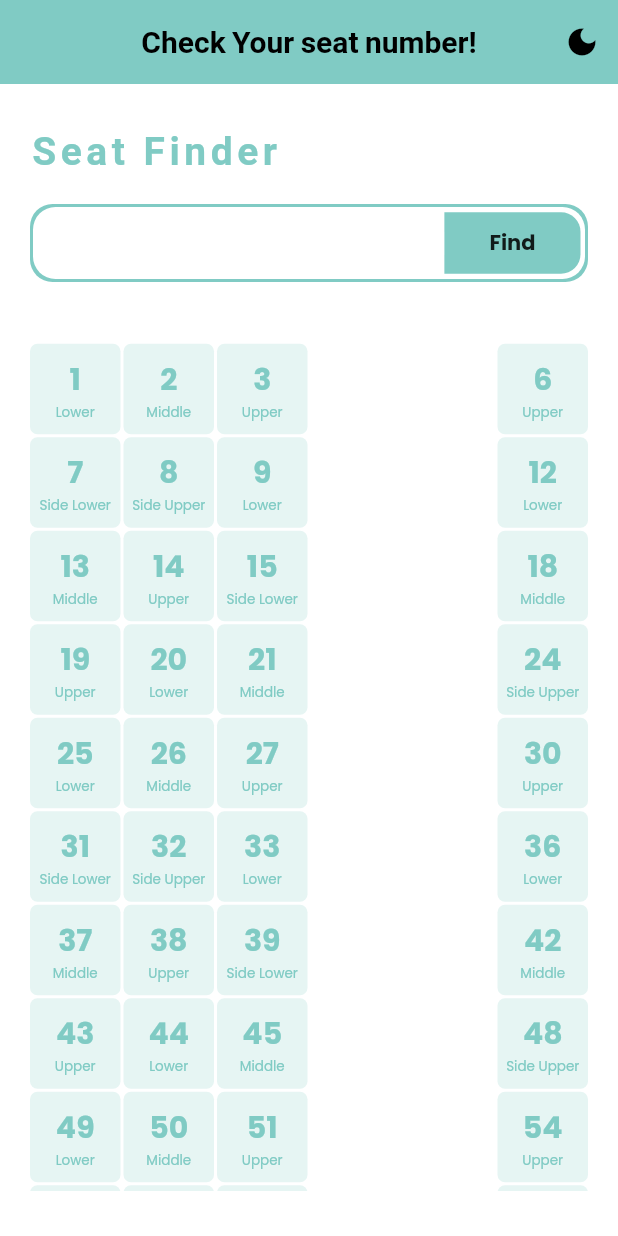
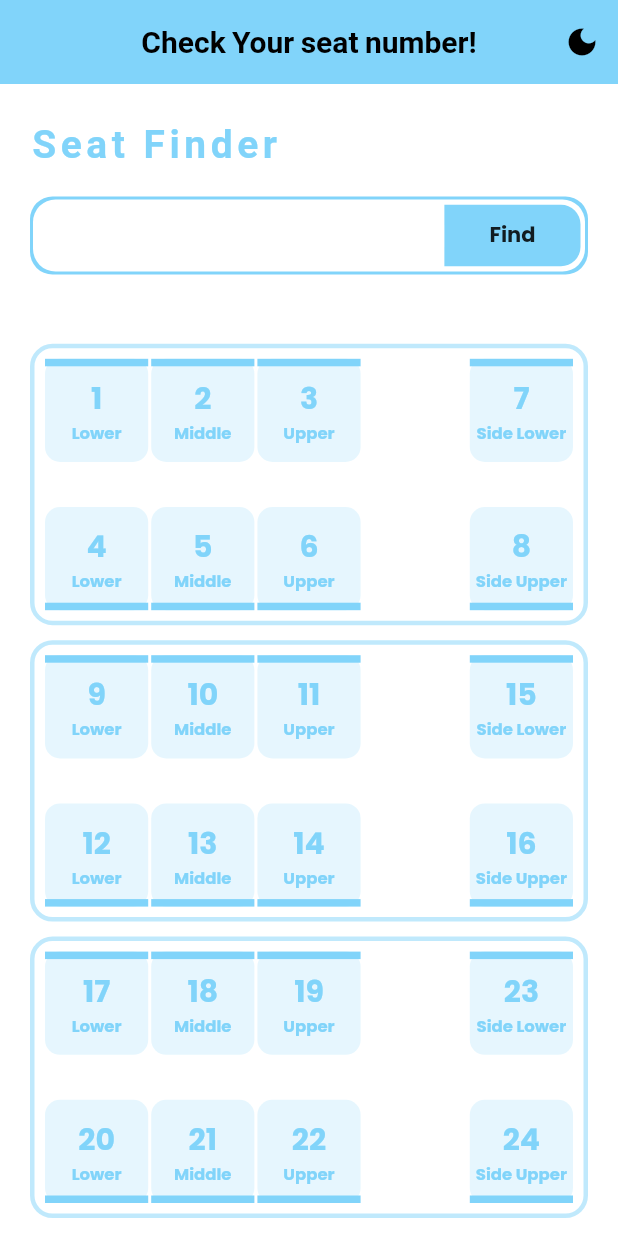
Before and after one commit to Bibhuprasad740/seat_finder, a Flutter app: the screen it shows after launch, after a tap on "Find", on a phone screen of 412 x 824 dp. Run offline on Flutter 3.47's test engine with Material 2 defaults, Android fonts, the phone set to English and light mode, and no system bars; our stand-ins replace get, google_fonts.

Commit message:
completed the ui and functionality

```diff
--- a/lib/controllers/seat_controller.dart
+++ b/lib/controllers/seat_controller.dart
@@ -6,5 +6,4 @@ class SeatController extends GetxController {
 
   static final Rx<TextEditingController> sController =
       TextEditingController().obs;
-  final Rx<bool> isHighLighted = false.obs;
 }
--- a/lib/global_variables.dart
+++ b/lib/global_variables.dart
@@ -12,7 +12,7 @@ class GlobalVariables {
   static const darkBackgroundColor = Color.fromARGB(255, 5, 0, 27);
   static const lightBackgroundColor = Colors.white;
   static const selectedColor = Color.fromARGB(255, 2, 74, 207);
-  static var accentColor = Colors.teal.shade200;
+  static var accentColor = Colors.lightBlue.shade200;
   static const darkPrimaryColor = Colors.white;
   static const lightPrimaryColor = Colors.black;
   static const secondaryColor = Colors.grey;
--- a/lib/main.dart
+++ b/lib/main.dart
@@ -2,6 +2,7 @@ import 'package:flutter/material.dart';
 import 'package:get/get.dart';
 import 'package:seat_finder/controllers/theme_controller.dart';
 import 'package:seat_finder/views/home_screen.dart';
+import 'package:seat_finder/views/splash_screen.dart';
 
 void main() {
   runApp(const MyApp());
@@ -17,7 +18,7 @@ class MyApp extends StatelessWidget {
       title: 'Seat Finder',
       theme: ThemeController.lightTheme,
       darkTheme: ThemeController.darkTheme,
-      home: const HomeScreen(),
+      home: const SplashScreen(),
     );
   }
 }
--- a/lib/views/home_screen.dart
+++ b/lib/views/home_screen.dart
@@ -1,7 +1,10 @@
+import 'dart:math';
+
 import 'package:flutter/material.dart';
 import 'package:get/get.dart';
 import 'package:google_fonts/google_fonts.dart';
 import 'package:seat_finder/global_variables.dart';
+import 'package:seat_finder/views/widgets/block.dart';
 import 'package:seat_finder/views/widgets/seat.dart';
 
 import '../controllers/seat_controller.dart';
@@ -14,10 +17,16 @@ class HomeScreen extends StatefulWidget {
 }
 
 class _HomeScreenState extends State<HomeScreen> {
+  final itemKey = GlobalKey();
   int seatNo = 0;
+  List<int> sequence = [0, 1, 2, 6, 3, 4, 5, 7];
+  List<int> seatNos = [];
 
-  int getSeatNo() {
-    return ++seatNo;
+  generate(int index) {
+    int i = index + (pow(8, index - 1)) as int;
+    for (; i < pow(8, index); i++) {
+      seatNos.insert(sequence[i], i);
+    }
   }
 
   @override
@@ -39,12 +48,14 @@ class _HomeScreenState extends State<HomeScreen> {
       body: Container(
         padding: const EdgeInsets.symmetric(
           horizontal: 20,
-          vertical: 30,
+          vertical: 5,
         ),
         child: SingleChildScrollView(
+          physics: const BouncingScrollPhysics(),
           child: Column(
             crossAxisAlignment: CrossAxisAlignment.start,
             children: [
+              const SizedBox(height: 20),
               Text(
                 'Seat Finder',
                 style: TextStyle(
@@ -80,7 +91,7 @@ class _HomeScreenState extends State<HomeScreen> {
                         ),
                       ),
                       InkWell(
-                        onTap: () {},
+                        onTap: FocusScope.of(context).unfocus,
                         child: Container(
                           padding: const EdgeInsets.symmetric(
                             horizontal: 30,
@@ -107,26 +118,22 @@ class _HomeScreenState extends State<HomeScreen> {
                 ),
               ),
               SizedBox(height: size.height * 0.05),
-              GridView.builder(
+              ListView.builder(
                 shrinkWrap: true,
                 physics: const NeverScrollableScrollPhysics(),
-                gridDelegate: const SliverGridDelegateWithFixedCrossAxisCount(
-                  crossAxisCount: 6,
-                  mainAxisSpacing: 2,
-                  crossAxisSpacing: 2,
+                itemCount: 12,
+                itemBuilder: (context, index) => Container(
+                  padding: const EdgeInsets.all(7),
+                  decoration: BoxDecoration(
+                    borderRadius: BorderRadius.circular(15),
+                    border: Border.all(
+                      color: Theme.of(context).primaryColor.withOpacity(0.5),
+                      width: 3,
+                    ),
+                  ),
+                  margin: const EdgeInsets.symmetric(vertical: 5),
+                  child: Block(initindex: index + 1),
                 ),
-                itemCount: 100,
-                itemBuilder: (context, index) => ((index + 1) % 6 == 4) ||
-                        ((index + 1) % 6 == 5)
-                    ? Container()
-                    : Seat(
-                        isSelected: SeatController.sController.value.text == ''
-                            ? false
-                            : int.parse(
-                                    SeatController.sController.value.text) ==
-                                (index + 1),
-                        seatNo: index + 1,
-                      ),
               )
             ],
           ),
--- /dev/null
+++ b/lib/views/splash_screen.dart
@@ -0,0 +1,49 @@
+import 'package:flutter/material.dart';
+import 'package:get/get.dart';
+import 'package:seat_finder/views/home_screen.dart';
+
+class SplashScreen extends StatefulWidget {
+  const SplashScreen({Key? key}) : super(key: key);
+
+  @override
+  State<SplashScreen> createState() => _SplashScreenState();
+}
+
+class _SplashScreenState extends State<SplashScreen>
+    with SingleTickerProviderStateMixin {
+  late AnimationController _controller;
+  @override
+  void initState() {
+    super.initState();
+    _controller = AnimationController(
+      vsync: this,
+      duration: const Duration(seconds: 1),
+    );
+    _controller.forward();
+    _controller.addListener(() {
+      setState(() {});
+    });
+    _controller.addStatusListener((status) {
+      if (status == AnimationStatus.completed) {
+        Get.off(() => const HomeScreen());
+      }
+    });
+  }
+
+  @override
+  Widget build(BuildContext context) {
+    return Scaffold(
+      body: Center(
+        child: CircleAvatar(
+          radius: 60,
+          backgroundColor: Theme.of(context).primaryColor,
+          child: Icon(
+            Icons.train,
+            size: 60,
+            color: Theme.of(context).colorScheme.secondary,
+          ),
+        ),
+      ),
+    );
+  }
+}
--- /dev/null
+++ b/lib/views/widgets/block.dart
@@ -0,0 +1,53 @@
+import 'dart:math';
+
+import 'package:flutter/material.dart';
+import 'package:seat_finder/controllers/seat_controller.dart';
+import 'package:seat_finder/views/widgets/seat.dart';
+
+class Block extends StatefulWidget {
+  final int initindex;
+  const Block({
+    Key? key,
+    required this.initindex,
+  }) : super(key: key);
+
+  @override
+  State<Block> createState() => _BlockState();
+}
+
+class _BlockState extends State<Block> {
+  List<int> sequence = [0, 1, 2, -1, 6, 3, 4, 5, -1, 7];
+  List<int>? seatNos;
+
+  @override
+  void initState() {
+    super.initState();
+    seatNos = List.generate(
+      8,
+      (index) => (index + 1) + 8 * (widget.initindex - 1),
+    );
+  }
+
+  @override
+  Widget build(BuildContext context) {
+    return GridView.builder(
+      shrinkWrap: true,
+      physics: const NeverScrollableScrollPhysics(),
+      gridDelegate: const SliverGridDelegateWithFixedCrossAxisCount(
+        crossAxisCount: 5,
+        mainAxisSpacing: 30,
+        crossAxisSpacing: 2,
+      ),
+      itemCount: sequence.length,
+      itemBuilder: (context, index) => sequence[index] == -1
+          ? Container()
+          : Seat(
+              isSelected: SeatController.sController.value.text == ''
+                  ? false
+                  : int.parse(SeatController.sController.value.text) ==
+                      (seatNos![sequence[index]]),
+              seatNo: seatNos![sequence[index]],
+            ),
+    );
+  }
+}
--- a/lib/views/widgets/seat.dart
+++ b/lib/views/widgets/seat.dart
@@ -24,14 +24,35 @@ class Seat extends StatelessWidget {
     }
   }
 
+  bool seatAlign(int seatNo) {
+    if (seatNo % 8 == 1 ||
+        seatNo % 8 == 2 ||
+        seatNo % 8 == 3 ||
+        seatNo % 8 == 7) {
+      return true;
+    } else {
+      return false;
+    }
+  }
+
   @override
   Widget build(BuildContext context) {
-    return Container(
+    return Stack(
+      alignment:
+          seatAlign(seatNo) ? Alignment.topCenter : Alignment.bottomCenter,
+      children: [
+        Material(
+          color: Colors.transparent,
+          elevation: isSelected ? 15 : 0,
+          shadowColor: Theme.of(context).primaryColor,
+          child: Container(
+            height: 85,
+            width: 85,
             decoration: BoxDecoration(
               color: isSelected
                   ? GlobalVariables.selectedColor
                   : Theme.of(context).primaryColor.withOpacity(0.2),
-        borderRadius: BorderRadius.circular(5),
+              borderRadius: BorderRadius.circular(10),
             ),
             child: Column(
               mainAxisAlignment: MainAxisAlignment.center,
@@ -49,14 +70,22 @@ class Seat extends StatelessWidget {
                 Text(
                   getLabel(seatNo),
                   style: TextStyle(
-              fontSize: 9,
+                    fontSize: 11,
                     color: isSelected
                         ? Theme.of(context).canvasColor
                         : Theme.of(context).primaryColor,
+                    fontWeight: FontWeight.bold,
                   ),
                 ),
               ],
             ),
+          ),
+        ),
+        Container(
+          height: 5,
+          color: Theme.of(context).primaryColor,
+        ),
+      ],
     );
   }
 }
```
Lines whose indentation alone changed are shown as unchanged.
